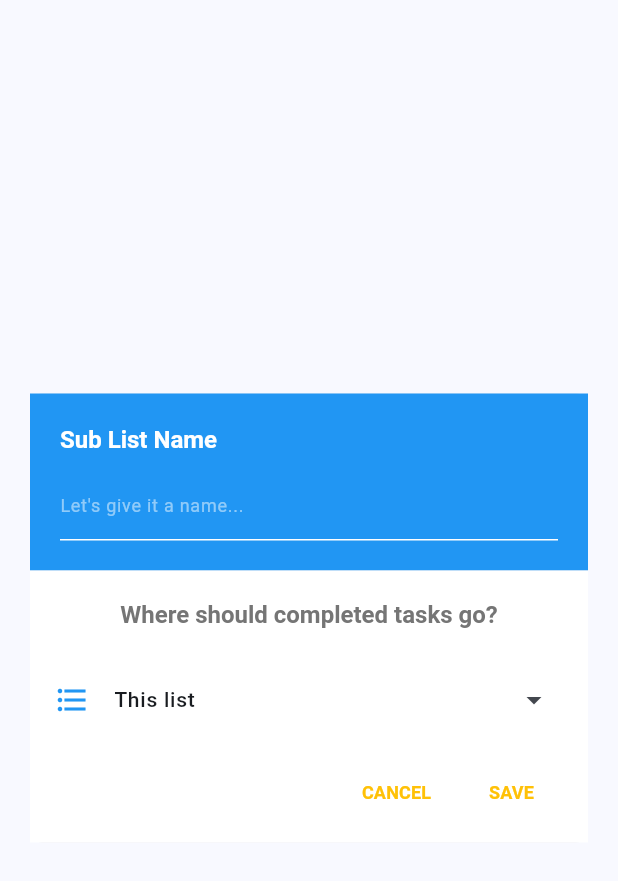
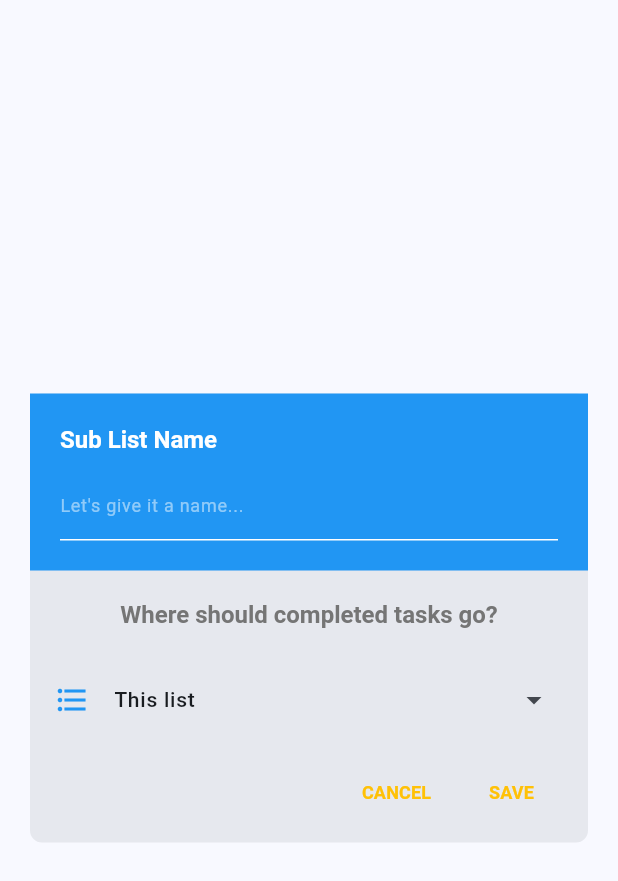
Before and after one commit to TitusKI/alarm_tasker, a Flutter app: the SubListAddDialog widget shown alone on an empty page, opened directly, on a phone screen of 412 x 824 dp. Shown: the top 881 px of the screen. Run offline on Flutter 3.47's test engine with Material 3 defaults, Android fonts, the phone set to English and light mode, and no system bars; our stand-ins replace audioplayers, bloc, flutter_bloc, flutter_colorpicker, flutter_local_notifications, flutter_screenutil and 8 more; accounts and stored records are empty.

Commit message:
Remove hardcoded background color in SubListAddDialog

```diff
--- a/lib/features/tasks/presentation/widgets/sublist_dialog.dart
+++ b/lib/features/tasks/presentation/widgets/sublist_dialog.dart
@@ -63,7 +63,7 @@ class _SubListAddDialogState extends State<SubListAddDialog> {
               ),
             ),
             Container(
-              color: Colors.white,
+              // color: Colors.white,
               child: Column(
                 children: [
                   Padding(
```
